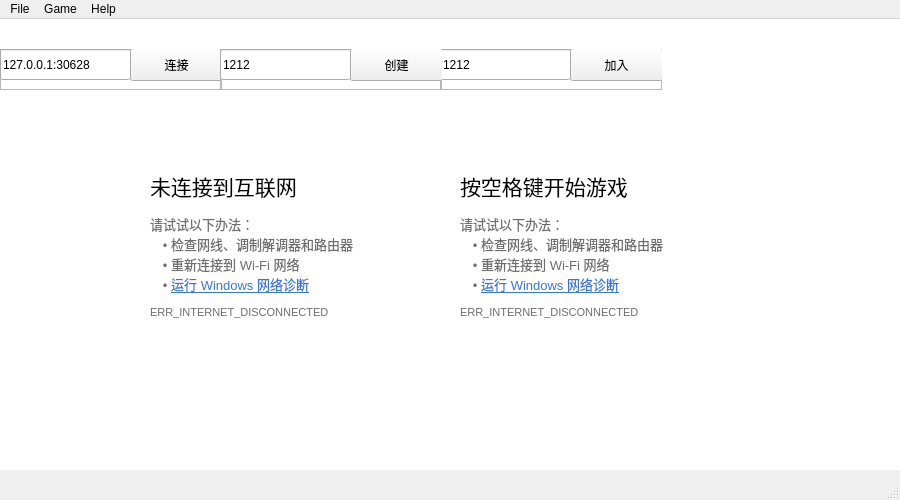
Qt form DinoOL/dinool.ui (Brownlzy/DinoOL) before a commit.
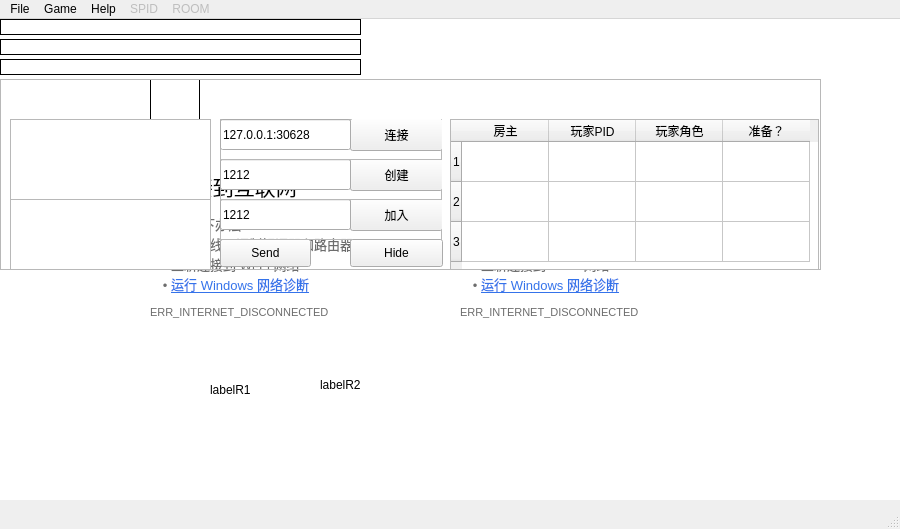
The same form after that commit. Icons and pictures are not drawn.

Diff of the .ui file:
```diff
--- a/DinoOL/dinool.ui
+++ b/DinoOL/dinool.ui
@@ -7,7 +7,7 @@
     <x>0</x>
     <y>0</y>
     <width>900</width>
-    <height>500</height>
+    <height>529</height>
    </rect>
   </property>
   <property name="windowTitle">
@@ -19,10 +19,16 @@
      <rect>
       <x>150</x>
       <y>60</y>
-      <width>41</width>
+      <width>50</width>
       <height>51</height>
      </rect>
     </property>
+    <property name="frameShape">
+     <enum>QFrame::Box</enum>
+    </property>
+    <property name="lineWidth">
+     <number>1</number>
+    </property>
     <property name="text">
      <string>&lt;html&gt;&lt;head/&gt;&lt;body&gt;&lt;p&gt;&lt;img src=&quot;:/pic/gif/dino_start&quot;/&gt;&lt;/p&gt;&lt;/body&gt;&lt;/html&gt;</string>
     </property>
@@ -56,19 +62,6 @@
      <string>&lt;html&gt;&lt;head/&gt;&lt;body&gt;&lt;p&gt;&lt;img src=&quot;:/pic/png/road&quot;/&gt;&lt;/p&gt;&lt;/body&gt;&lt;/html&gt;</string>
     </property>
    </widget>
-   <widget class="QLabel" name="lab">
-    <property name="geometry">
-     <rect>
-      <x>0</x>
-      <y>0</y>
-      <width>361</width>
-      <height>16</height>
-     </rect>
-    </property>
-    <property name="text">
-     <string/>
-    </property>
-   </widget>
    <widget class="QTextBrowser" name="whitebg">
     <property name="enabled">
      <bool>true</bool>
@@ -78,7 +71,7 @@
       <x>0</x>
       <y>0</y>
       <width>901</width>
-      <height>451</height>
+      <height>481</height>
      </rect>
     </property>
     <property name="focusPolicy">
@@ -104,13 +97,13 @@
      <string>&lt;html&gt;&lt;head/&gt;&lt;body&gt;&lt;p&gt;&lt;span style=&quot; font-size:16pt;&quot;&gt;按空格键开始游戏&lt;/span&gt;&lt;/p&gt;&lt;p&gt;&lt;span style=&quot; font-size:10pt; color:#6d6d6d;&quot;&gt;请试试以下办法：&lt;br/&gt;&lt;/span&gt;&lt;span style=&quot; font-size:10pt; color:#ffffff;&quot;&gt;---&lt;/span&gt;&lt;span style=&quot; font-size:10pt; color:#6d6d6d;&quot;&gt;• 检查网线、调制解调器和路由器&lt;br/&gt;&lt;/span&gt;&lt;span style=&quot; font-size:10pt; color:#ffffff;&quot;&gt;---&lt;/span&gt;&lt;span style=&quot; font-size:10pt; color:#6d6d6d;&quot;&gt;• 重新连接到 Wi-Fi 网络&lt;br/&gt;&lt;/span&gt;&lt;span style=&quot; font-size:10pt; color:#ffffff;&quot;&gt;---&lt;/span&gt;&lt;span style=&quot; font-size:10pt; color:#6d6d6d;&quot;&gt;• &lt;/span&gt;&lt;a href=&quot;C:\Windows\System32\msdt.exe -skip TRUE -path C:\Windows\diagnostics\system\networking -ep NetworkDiagnosticsPNI&quot;&gt;&lt;span style=&quot; font-size:10pt; text-decoration: underline; color:#3573ea;&quot;&gt;运行 Windows 网络诊断&lt;/span&gt;&lt;/a&gt;&lt;/p&gt;&lt;p&gt;&lt;span style=&quot; font-size:8pt; color:#6d6d6d;&quot;&gt;ERR_INTERNET_DISCONNECTED&lt;/span&gt;&lt;/p&gt;&lt;/body&gt;&lt;/html&gt;</string>
     </property>
    </widget>
-   <widget class="QFrame" name="frame">
+   <widget class="QFrame" name="frame_4">
     <property name="geometry">
      <rect>
       <x>0</x>
-      <y>30</y>
-      <width>222</width>
-      <height>41</height>
+      <y>60</y>
+      <width>821</width>
+      <height>191</height>
      </rect>
     </property>
     <property name="frameShape">
@@ -119,38 +112,44 @@
     <property name="frameShadow">
      <enum>QFrame::Raised</enum>
     </property>
-    <widget class="QLineEdit" name="txtServer">
+    <widget class="QTextBrowser" name="txtGet">
      <property name="geometry">
       <rect>
-       <x>0</x>
-       <y>0</y>
-       <width>131</width>
-       <height>31</height>
+       <x>10</x>
+       <y>40</y>
+       <width>201</width>
+       <height>81</height>
       </rect>
      </property>
-     <property name="text">
-      <string>127.0.0.1:30628</string>
+    </widget>
+    <widget class="QPlainTextEdit" name="txtSend">
+     <property name="geometry">
+      <rect>
+       <x>10</x>
+       <y>120</y>
+       <width>201</width>
+       <height>71</height>
+      </rect>
      </property>
     </widget>
-    <widget class="QPushButton" name="btnCon">
+    <widget class="QPushButton" name="btnSend">
      <property name="geometry">
       <rect>
-       <x>130</x>
-       <y>-1</y>
-       <width>93</width>
-       <height>33</height>
+       <x>220</x>
+       <y>160</y>
+       <width>91</width>
+       <height>28</height>
       </rect>
      </property>
      <property name="text">
-      <string>连接</string>
+      <string>Send</string>
      </property>
-    </widget>
    </widget>
    <widget class="QFrame" name="frame_3">
     <property name="geometry">
      <rect>
-      <x>440</x>
-      <y>30</y>
+       <x>220</x>
+       <y>120</y>
       <width>222</width>
       <height>41</height>
      </rect>
@@ -192,7 +191,7 @@
     <property name="geometry">
      <rect>
       <x>220</x>
-      <y>30</y>
+       <y>80</y>
       <width>222</width>
       <height>41</height>
      </rect>
@@ -230,15 +229,202 @@
      </property>
     </widget>
    </widget>
+    <widget class="QFrame" name="frame">
+     <property name="geometry">
+      <rect>
+       <x>220</x>
+       <y>40</y>
+       <width>222</width>
+       <height>41</height>
+      </rect>
+     </property>
+     <property name="frameShape">
+      <enum>QFrame::StyledPanel</enum>
+     </property>
+     <property name="frameShadow">
+      <enum>QFrame::Raised</enum>
+     </property>
+     <widget class="QLineEdit" name="txtServer">
+      <property name="geometry">
+       <rect>
+        <x>0</x>
+        <y>0</y>
+        <width>131</width>
+        <height>31</height>
+       </rect>
+      </property>
+      <property name="text">
+       <string>127.0.0.1:30628</string>
+      </property>
+     </widget>
+     <widget class="QPushButton" name="btnCon">
+      <property name="geometry">
+       <rect>
+        <x>130</x>
+        <y>-1</y>
+        <width>93</width>
+        <height>33</height>
+       </rect>
+      </property>
+      <property name="text">
+       <string>连接</string>
+      </property>
+     </widget>
+    </widget>
+    <widget class="QPushButton" name="btnHD">
+     <property name="geometry">
+      <rect>
+       <x>350</x>
+       <y>160</y>
+       <width>93</width>
+       <height>28</height>
+      </rect>
+     </property>
+     <property name="text">
+      <string>Hide</string>
+     </property>
+    </widget>
+    <widget class="QLabel" name="labelLog">
+     <property name="geometry">
+      <rect>
+       <x>10</x>
+       <y>20</y>
+       <width>481</width>
+       <height>16</height>
+      </rect>
+     </property>
+     <property name="text">
+      <string/>
+     </property>
+    </widget>
+    <widget class="QTableWidget" name="tableRoomer">
+     <property name="geometry">
+      <rect>
+       <x>450</x>
+       <y>40</y>
+       <width>369</width>
+       <height>151</height>
+      </rect>
+     </property>
+     <property name="rowCount">
+      <number>3</number>
+     </property>
+     <attribute name="horizontalHeaderDefaultSectionSize">
+      <number>87</number>
+     </attribute>
+     <attribute name="verticalHeaderDefaultSectionSize">
+      <number>40</number>
+     </attribute>
+     <row/>
+     <row/>
+     <row/>
+     <column>
+      <property name="text">
+       <string>房主</string>
+      </property>
+     </column>
+     <column>
+      <property name="text">
+       <string>玩家PID</string>
+      </property>
+     </column>
+     <column>
+      <property name="text">
+       <string>玩家角色</string>
+      </property>
+     </column>
+     <column>
+      <property name="text">
+       <string>准备？</string>
+      </property>
+     </column>
+    </widget>
+   </widget>
+   <widget class="QLabel" name="labelR1">
+    <property name="geometry">
+     <rect>
+      <x>210</x>
+      <y>340</y>
+      <width>72</width>
+      <height>61</height>
+     </rect>
+    </property>
+    <property name="text">
+     <string>labelR1</string>
+    </property>
+   </widget>
+   <widget class="QLabel" name="labelR2">
+    <property name="geometry">
+     <rect>
+      <x>320</x>
+      <y>330</y>
+      <width>72</width>
+      <height>71</height>
+     </rect>
+    </property>
+    <property name="text">
+     <string>labelR2</string>
+    </property>
+   </widget>
+   <widget class="QLabel" name="lab">
+    <property name="geometry">
+     <rect>
+      <x>0</x>
+      <y>0</y>
+      <width>361</width>
+      <height>16</height>
+     </rect>
+    </property>
+    <property name="frameShape">
+     <enum>QFrame::Box</enum>
+    </property>
+    <property name="text">
+     <string/>
+    </property>
+   </widget>
+   <widget class="QLabel" name="lab_2">
+    <property name="geometry">
+     <rect>
+      <x>0</x>
+      <y>20</y>
+      <width>361</width>
+      <height>16</height>
+     </rect>
+    </property>
+    <property name="frameShape">
+     <enum>QFrame::Box</enum>
+    </property>
+    <property name="text">
+     <string/>
+    </property>
+   </widget>
+   <widget class="QLabel" name="lab_3">
+    <property name="geometry">
+     <rect>
+      <x>0</x>
+      <y>40</y>
+      <width>361</width>
+      <height>16</height>
+     </rect>
+    </property>
+    <property name="frameShape">
+     <enum>QFrame::Box</enum>
+    </property>
+    <property name="text">
+     <string/>
+    </property>
+   </widget>
    <zorder>whitebg</zorder>
    <zorder>labRoad</zorder>
    <zorder>label</zorder>
    <zorder>label_2</zorder>
-   <zorder>lab</zorder>
    <zorder>label_3</zorder>
-   <zorder>frame</zorder>
-   <zorder>frame_3</zorder>
-   <zorder>frame_2</zorder>
+   <zorder>frame_4</zorder>
+   <zorder>labelR1</zorder>
+   <zorder>labelR2</zorder>
+   <zorder>lab</zorder>
+   <zorder>lab_2</zorder>
+   <zorder>lab_3</zorder>
   </widget>
   <widget class="QMenuBar" name="menuBar">
    <property name="geometry">
@@ -271,9 +457,27 @@
      <string>Help</string>
     </property>
    </widget>
+   <widget class="QMenu" name="menuSPID">
+    <property name="enabled">
+     <bool>false</bool>
+    </property>
+    <property name="title">
+     <string>SPID</string>
+    </property>
+   </widget>
+   <widget class="QMenu" name="menuROOM">
+    <property name="enabled">
+     <bool>false</bool>
+    </property>
+    <property name="title">
+     <string>ROOM</string>
+    </property>
+   </widget>
    <addaction name="menuFile"/>
    <addaction name="menuGame"/>
    <addaction name="menuHelp"/>
+   <addaction name="menuSPID"/>
+   <addaction name="menuROOM"/>
   </widget>
   <widget class="QStatusBar" name="statusBar"/>
   <action name="actionExit">
```
Lines whose indentation alone changed are shown as unchanged.
